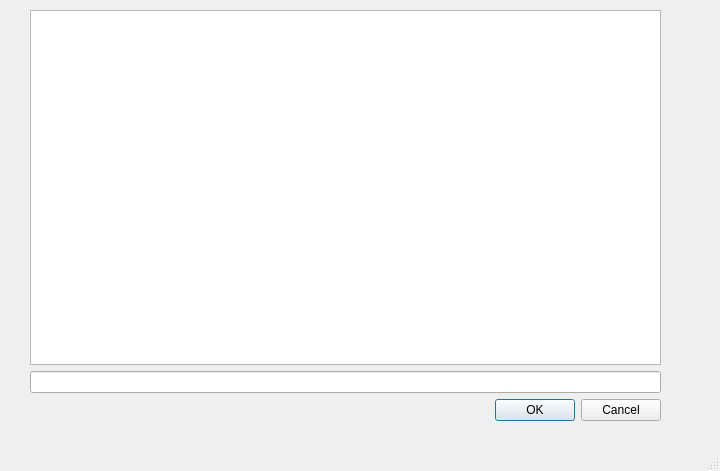
Qt form chat.ui (Chrisglock/PythonChat) before a commit.
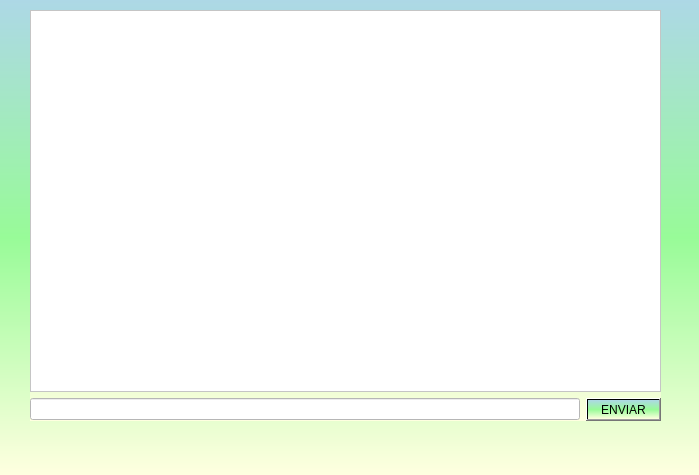
The same form after that commit.

Commit message: changes prev fix trade

```diff
--- a/chat.ui
+++ b/chat.ui
@@ -6,8 +6,8 @@
    <rect>
     <x>0</x>
     <y>0</y>
-    <width>720</width>
-    <height>471</height>
+    <width>699</width>
+    <height>475</height>
    </rect>
   </property>
   <property name="sizePolicy">
@@ -19,10 +19,19 @@
   <property name="windowTitle">
    <string>Chat granjeros</string>
   </property>
+  <property name="styleSheet">
+   <string notr="true"/>
+  </property>
   <property name="animated">
    <bool>false</bool>
   </property>
   <widget class="QWidget" name="centralwidget">
+   <property name="autoFillBackground">
+    <bool>false</bool>
+   </property>
+   <property name="styleSheet">
+    <string notr="true">background: qlineargradient(spread:pad, x1:0, y1:0, x2:0, y2:1, stop:0 rgba(173, 216, 230, 1), stop:0.5 rgba(152, 251, 152, 1), stop:1 rgba(255, 255, 224, 1))</string>
+   </property>
    <widget class="QWidget" name="verticalLayoutWidget">
     <property name="geometry">
      <rect>
@@ -41,23 +50,31 @@
          <verstretch>0</verstretch>
         </sizepolicy>
        </property>
+       <property name="styleSheet">
+        <string notr="true">background:white</string>
+       </property>
        <property name="textInteractionFlags">
         <set>Qt::NoTextInteraction</set>
        </property>
       </widget>
      </item>
      <item>
-      <widget class="QLineEdit" name="user_text"/>
-     </item>
-     <item>
-      <widget class="QDialogButtonBox" name="buttonBox">
-       <property name="orientation">
-        <enum>Qt::Horizontal</enum>
-       </property>
-       <property name="standardButtons">
-        <set>QDialogButtonBox::Cancel|QDialogButtonBox::Ok</set>
-       </property>
-      </widget>
+      <layout class="QHBoxLayout" name="horizontalLayout_4">
+       <item>
+        <widget class="QLineEdit" name="user_text">
+         <property name="styleSheet">
+          <string notr="true">background:white</string>
+         </property>
+        </widget>
+       </item>
+       <item>
+        <widget class="QPushButton" name="send">
+         <property name="text">
+          <string>ENVIAR</string>
+         </property>
+        </widget>
+       </item>
+      </layout>
      </item>
     </layout>
    </widget>
@@ -72,7 +89,6 @@
     </rect>
    </property>
   </widget>
-  <widget class="QStatusBar" name="statusbar"/>
  </widget>
  <resources/>
  <connections/>
```
Left out of the diff: 9 changed lines with no effect on the pictures. The commit also changes 2 other files.
